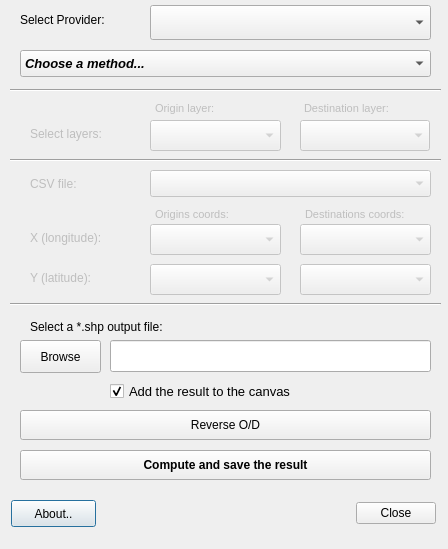
First picture: the form in ui/osrm_batch_route.ui, repository strues-maps/qgis_osrm, before the edit.
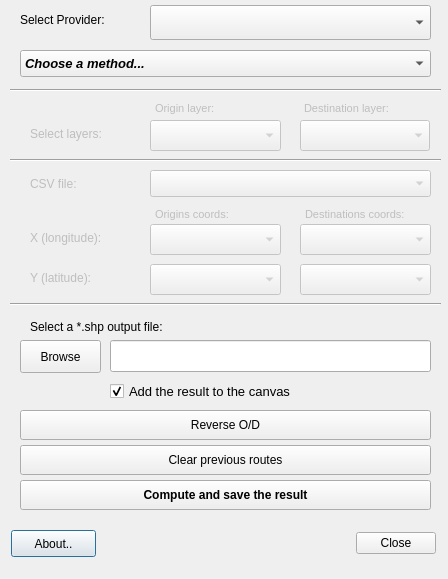
Second picture: the form after the edit. Custom widgets are drawn as their Qt base class.

Commit message: redraw layers after "clear previous" button click

What changed in the file:
```diff
--- a/ui/osrm_batch_route.ui
+++ b/ui/osrm_batch_route.ui
@@ -7,7 +7,7 @@
     <x>0</x>
     <y>0</y>
     <width>448</width>
-    <height>549</height>
+    <height>579</height>
    </rect>
   </property>
   <property name="windowTitle">
@@ -17,7 +17,7 @@
    <property name="geometry">
     <rect>
      <x>11</x>
-     <y>500</y>
+     <y>530</y>
      <width>85</width>
      <height>27</height>
     </rect>
@@ -35,7 +35,7 @@
    <property name="geometry">
     <rect>
      <x>335</x>
-     <y>500</y>
+     <y>530</y>
      <width>101</width>
      <height>27</height>
     </rect>
@@ -560,7 +560,7 @@
    <property name="geometry">
     <rect>
      <x>20</x>
-     <y>450</y>
+     <y>480</y>
      <width>411</width>
      <height>30</height>
     </rect>
@@ -602,6 +602,35 @@
     <string>Select layers:</string>
    </property>
   </widget>
+  <widget class="QPushButton" name="pushButtonClear">
+   <property name="enabled">
+    <bool>true</bool>
+   </property>
+   <property name="geometry">
+    <rect>
+     <x>20</x>
+     <y>445</y>
+     <width>411</width>
+     <height>30</height>
+    </rect>
+   </property>
+   <property name="font">
+    <font>
+     <family>Arial</family>
+     <pointsize>9</pointsize>
+     <kerning>true</kerning>
+    </font>
+   </property>
+   <property name="text">
+    <string>Clear previous routes</string>
+   </property>
+   <property name="default">
+    <bool>false</bool>
+   </property>
+   <property name="flat">
+    <bool>false</bool>
+   </property>
+  </widget>
  </widget>
  <customwidgets>
   <customwidget>
```
The commit also changes 6 other files.
